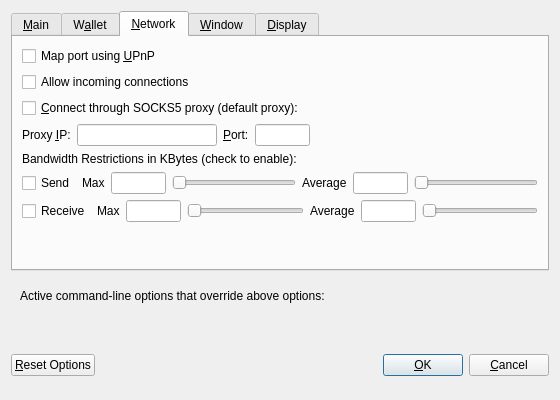
Above: src/qt/forms/optionsdialog.ui from bitcoinxt/bitcoinxt before the change. Below: the same form after it.
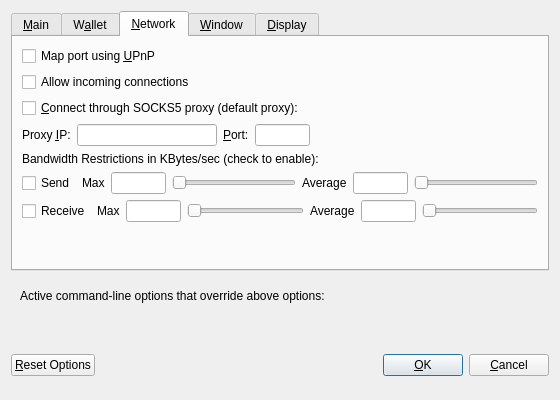
That is the form after the change. Custom widgets are drawn as their Qt base class.

Patch:
```diff
--- a/src/qt/forms/optionsdialog.ui
+++ b/src/qt/forms/optionsdialog.ui
@@ -300,7 +300,7 @@
        <item>
         <widget class="QLabel" name="bandwidth">
          <property name="text">
-          <string>Bandwidth Restrictions in KBytes (check to enable):</string>
+          <string>Bandwidth Restrictions in KBytes/sec (check to enable):</string>
          </property>
         </widget>
        </item>
```
